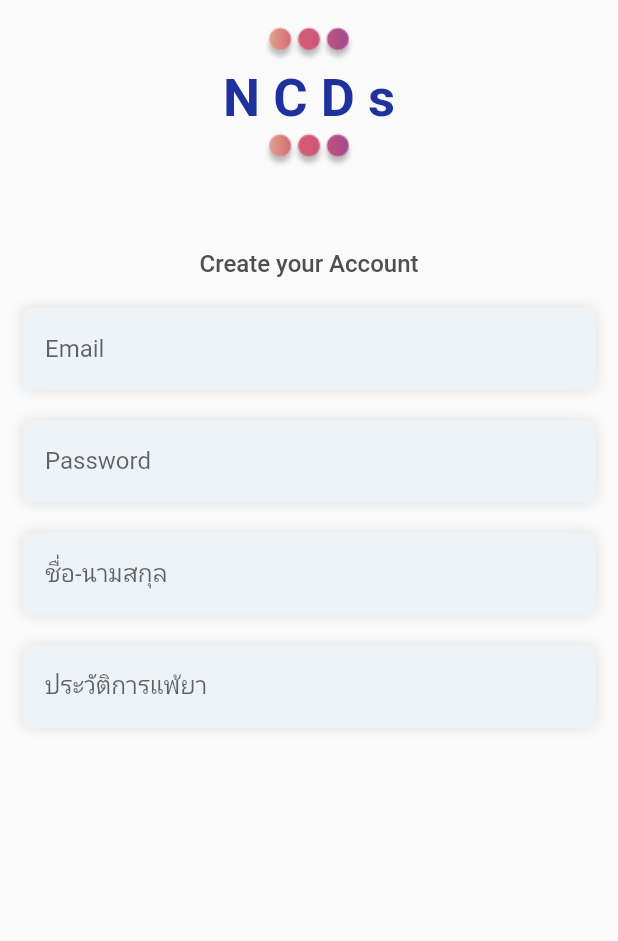
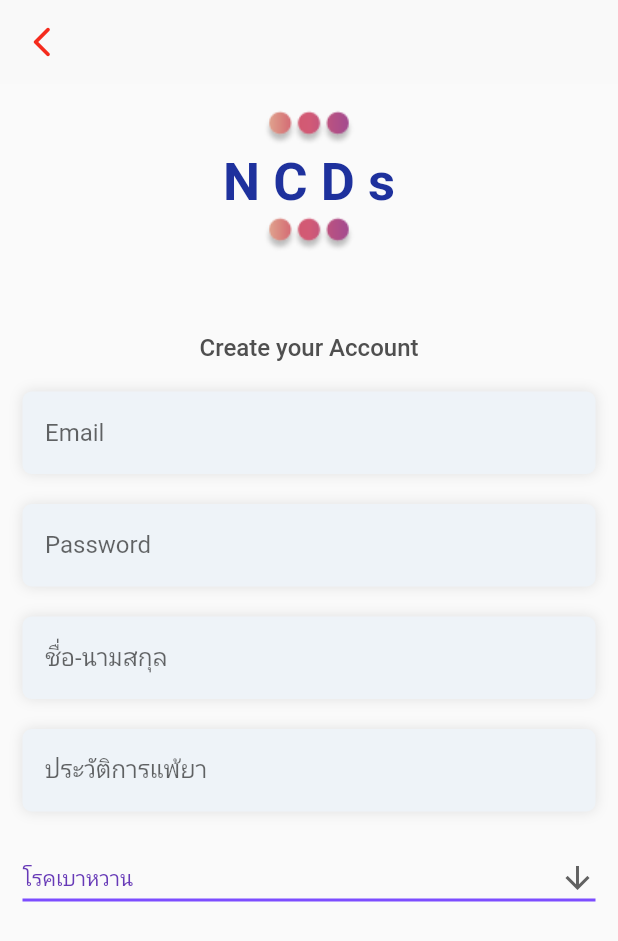
Before and after one commit to stamptitaree/ProjectFinal, a Flutter app: the Register screen opened directly, on a phone screen of 412 x 824 dp. Shown: the top 941 px of the screen. Run offline on Flutter 3.47's test engine with Material 2 defaults, Android fonts, the phone set to English and light mode, and no system bars; our stand-ins replace get, hexcolor.

Commit message:
add home , navbar , appbar , register

```diff
--- /dev/null
+++ b/lib/pages/auth/register.dart
@@ -0,0 +1,205 @@
+import 'package:flutter/material.dart';
+import 'package:get/get.dart';
+import 'package:get/get_core/src/get_main.dart';
+import 'package:mytest/utils/global.colors.dart';
+import 'package:mytest/utils/text.from.global.dart';
+
+class Register extends StatefulWidget {
+  Register({Key? key}) : super(key: key);
+
+  @override
+  State<Register> createState() => _RegisterState();
+}
+
+class _RegisterState extends State<Register> {
+  final TextEditingController emailController = TextEditingController();
+
+  final TextEditingController passwordController = TextEditingController();
+
+  final TextEditingController nameController = TextEditingController();
+
+  final TextEditingController drugallergy = TextEditingController();
+
+  List<String> list = <String>['โรคเบาหวาน', 'โรคหลอดเลือดสมอง', 'โรคถุงลมโป่งพอง', 'โรคความดันโลหิตสูง','โรคไขมันในเลือดสูง','โรคไขมันในเลือดสูง','โรคไตเรื้อรัง'];
+  late String dropdownValue = list.first;
+
+  // @override
+  // void initState() {
+  //   super.initState();
+  //   dropdownValue = list.first;
+  // }
+
+  @override
+  Widget build(BuildContext context) {
+    return Scaffold(
+      appBar: AppBar(
+        backgroundColor: const Color(0xFFF9F9F9),
+        elevation: 0,
+        leading: IconButton(
+          onPressed: () {},
+          icon: IconButton(
+            icon: const Icon(
+              Icons.arrow_back_ios_new_rounded,
+              color: Color.fromARGB(255, 245, 43, 29)
+            ),
+            onPressed: () {
+               Get.back();
+            },
+          ),
+        ),
+      ),
+      body: SingleChildScrollView(
+        child: SafeArea(
+            child: Container(
+          width: double.infinity,
+          padding: const EdgeInsets.all(15.0),
+          child: Column(
+            crossAxisAlignment: CrossAxisAlignment.start,
+            children: [
+              Container(
+                alignment: Alignment.center,
+                child: Image.asset(
+                  'assets/images/moreX.png',
+                  // width: MediaQuery.of(context).size.width,
+                ),
+              ),
+              Container(
+                alignment: Alignment.center,
+                child: Text(
+                  'N C D s',
+                  textAlign: TextAlign.center,
+                  style: TextStyle(
+                    color: GlobalColors.mainColor,
+                    fontSize: 35,
+                    fontWeight: FontWeight.bold,
+                  ),
+                ),
+              ),
+              Container(
+                alignment: Alignment.center,
+                child: Image.asset(
+                  'assets/images/moreX.png',
+                  // width: MediaQuery.of(context).size.width,
+                ),
+              ),
+              const SizedBox(height: 50),
+              Column(
+                crossAxisAlignment: CrossAxisAlignment.center,
+                children: [
+                  Text(
+                    'Create your Account',
+                    style: TextStyle(
+                      color: GlobalColors.textColor,
+                      fontSize: 16,
+                      fontWeight: FontWeight.w500,
+                    ),
+                  ),
+                  const SizedBox(height: 20),
+                  TextFormGlobal(
+                    controller: emailController,
+                    text: 'Email',
+                    obscure: false,
+                    textInputType: TextInputType.emailAddress,
+                  ),
+                  const SizedBox(height: 20),
+                  TextFormGlobal(
+                    controller: passwordController,
+                    text: 'Password',
+                    obscure: false,
+                    textInputType: TextInputType.text,
+                  ),
+                  const SizedBox(height: 20),
+                  TextFormGlobal(
+                    controller: nameController,
+                    text: 'ชื่อ-นามสกุล',
+                    obscure: false,
+                    textInputType: TextInputType.text,
+                  ),
+                  const SizedBox(height: 20),
+                  TextFormGlobal(
+                    controller: drugallergy,
+                    text: 'ประวัติการแพ้ยา',
+                    obscure: false,
+                    textInputType: TextInputType.text,
+                  ),
+                  const SizedBox(height: 20),
+                  Container(
+                    child: DropdownButton<String>(
+                      isExpanded: true,
+                      value: dropdownValue,
+                      icon: const Icon(Icons.arrow_downward),
+                      elevation: 16,
+                      style: const TextStyle(color: Colors.deepPurple),
+                      underline: Container(
+                        height: 2,
+                        color: Colors.deepPurpleAccent,
+                      ),
+                      onChanged: (String? value) {
+                        // This is called when the user selects an item.
+                        setState(() {
+                          dropdownValue = value!;
+                        });
+                      },
+                      items: list.map<DropdownMenuItem<String>>((String value) {
+                        return DropdownMenuItem<String>(
+                          value: value,
+                          child: Text(value),
+                        );
+                      }).toList(),
+                    ),
+                  )
+                ],
+              )
+            ],
+          ),
+        )),
+      ),
+
+    );
+  }
+}
+
+// class DropdownButtonExample extends StatefulWidget {
+//   const DropdownButtonExample({super.key});
+
+//   @override
+//   State<DropdownButtonExample> createState() => _DropdownButtonExampleState();
+// }
+
+// class _DropdownButtonExampleState extends State<DropdownButtonExample> {
+//   List<String> list = <String>['One', 'Two', 'Three', 'Four'];
+//   late String dropdownValue;
+
+//   @override
+//   void initState() {
+//     super.initState();
+//     dropdownValue = list.first;
+//   }
+
+//   @override
+//   Widget build(BuildContext context) {
+//     return
+//     DropdownButton<String>(
+//       value: dropdownValue,
+//       icon: const Icon(Icons.arrow_downward),
+//       elevation: 16,
+//       style: const TextStyle(color: Colors.deepPurple),
+//       underline: Container(
+//         height: 2,
+//         color: Colors.deepPurpleAccent,
+//       ),
+//       onChanged: (String? value) {
+//         // This is called when the user selects an item.
+//         setState(() {
+//           dropdownValue = value!;
+//         });
+//       },
+//       items: list.map<DropdownMenuItem<String>>((String value) {
+//         return DropdownMenuItem<String>(
+//           value: value,
+//           child: Text(value),
+//         );
+//       }).toList(),
+//     );
+//   }
+// }
--- a/lib/pages/register.dart
+++ /dev/null
@@ -1,103 +0,0 @@
-import 'package:flutter/material.dart';
-import 'package:mytest/utils/global.colors.dart';
-import 'package:mytest/utils/text.from.global.dart';
-
-class Register extends StatelessWidget {
-  Register({Key? key}) : super(key: key);
-  final TextEditingController emailController = TextEditingController();
-  final TextEditingController passwordController = TextEditingController();
-  final TextEditingController nameController = TextEditingController();
-  final TextEditingController drugallergy = TextEditingController();
-
-  @override
-  Widget build(BuildContext context) {
-    return Scaffold(
-      body: SingleChildScrollView(
-        child: SafeArea(
-            child: Container(
-          width: double.infinity,
-          padding: const EdgeInsets.all(15.0),
-          child: Column(
-            crossAxisAlignment: CrossAxisAlignment.start,
-            children: [
-              Container(
-                alignment: Alignment.center,
-                child: Image.asset(
-                  'assets/images/moreX.png',
-                  // width: MediaQuery.of(context).size.width,
-                ),
-              ),
-              Container(
-                alignment: Alignment.center,
-                child: Text(
-                  'N C D s',
-                  textAlign: TextAlign.center,
-                  style: TextStyle(
-                    color: GlobalColors.mainColor,
-                    fontSize: 35,
-                    fontWeight: FontWeight.bold,
-                  ),
-                ),
-              ),
-              Container(
-                alignment: Alignment.center,
-                child: Image.asset(
-                  'assets/images/moreX.png',
-                  // width: MediaQuery.of(context).size.width,
-                ),
-              ),
-              const SizedBox(height: 50),
-              Column(
-                crossAxisAlignment: CrossAxisAlignment.center,
-                children: [
-                  Text(
-                    'Create your Account',
-                    style: TextStyle(
-                      color: GlobalColors.textColor,
-                      fontSize: 16,
-                      fontWeight: FontWeight.w500,
-                    ),
-                  ),
-                  const SizedBox(height: 20),
-                  TextFormGlobal(
-                    controller: emailController,
-                    text: 'Email',
-                    obscure: false,
-                    textInputType: TextInputType.emailAddress,
-                  ),
-                  const SizedBox(height: 20),
-                  TextFormGlobal(
-                    controller: passwordController,
-                    text: 'Password',
-                    obscure: false,
-                    textInputType: TextInputType.text,
-                  ),
-                  const SizedBox(height: 20),
-                  TextFormGlobal(
-                    controller: nameController,
-                    text: 'ชื่อ-นามสกุล',
-                    obscure: false,
-                    textInputType: TextInputType.text,
-                  ),
-                  const SizedBox(height: 20),
-                  TextFormGlobal(
-                    controller: drugallergy,
-                    text: 'ประวัติการแพ้ยา',
-                    obscure: false,
-                    textInputType: TextInputType.text,
-                  ),
-                  // TextFormGlobal(
-                  //   controller: drugallergy,
-                  //   text: 'ประวัติการแพ้ยา',
-                  //   obscure: false,
-                  //   textInputType: TextInputType.text,
-                  // ),
-                ],
-              )
-            ],
-          ),
-        )),
-      ),
-    );
-  }
-}
--- a/lib/utils/button.global.dart
+++ b/lib/utils/button.global.dart
@@ -1,6 +1,8 @@
 // ignore_for_file: avoid_print
 
 import 'package:flutter/material.dart';
+import 'package:get/get.dart';
+import 'package:mytest/pages/home/home_menu.dart';
 import 'package:mytest/utils/global.colors.dart';
 
 class ButtonGlobal extends StatelessWidget {
@@ -10,7 +12,7 @@ class ButtonGlobal extends StatelessWidget {
   Widget build(BuildContext context) {
     return InkWell(
       onTap: () {
-        print('login');
+         Get.to(const HomeMenu());
       },
       child: Container(
         alignment: Alignment.center,
--- a/lib/utils/social.login.dart
+++ b/lib/utils/social.login.dart
@@ -1,5 +1,5 @@
 import 'package:flutter/material.dart';
-import 'package:mytest/pages/register.dart';
+import 'package:mytest/pages/auth/register.dart';
 import 'package:mytest/utils/global.colors.dart';
 import 'package:get/get.dart';
 
```
Also changed, not shown: lib/pages/home/home_menu.dart (added, +39 -0 lines), lib/pages/test.dart (added, +61 -0 lines), lib/utils/dropdown.dart (+31 -1 lines), lib/widget/appbar_main.dart (added, +31 -0 lines), lib/widget/navbar_main.dart (added, +42 -0 lines).
